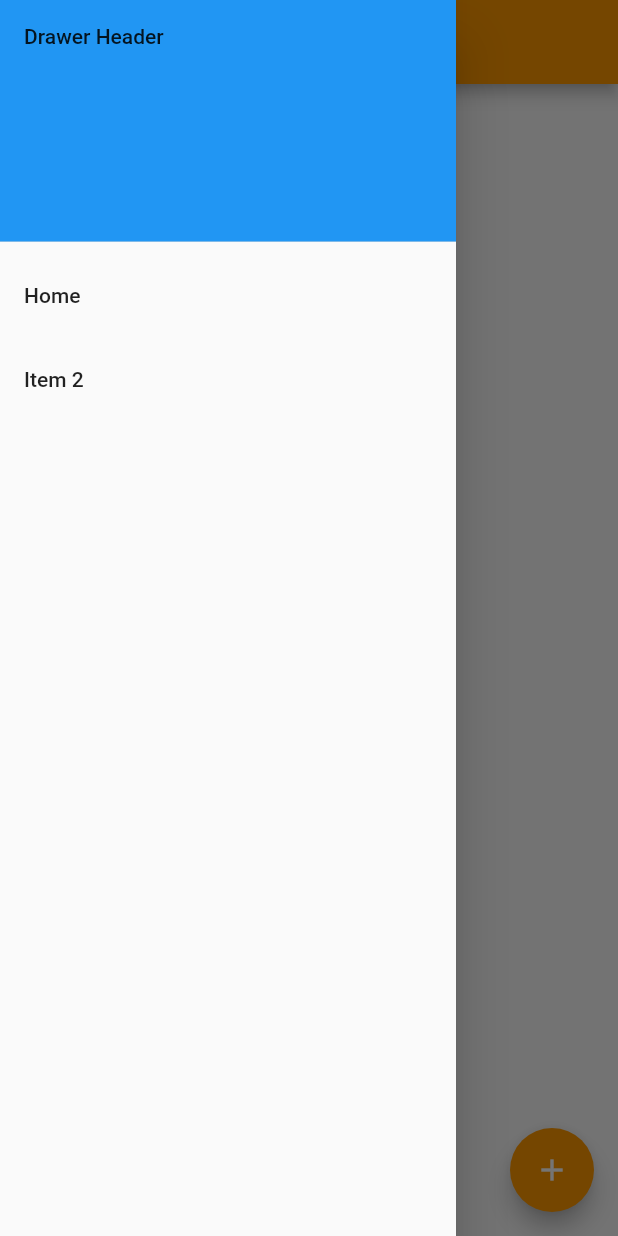
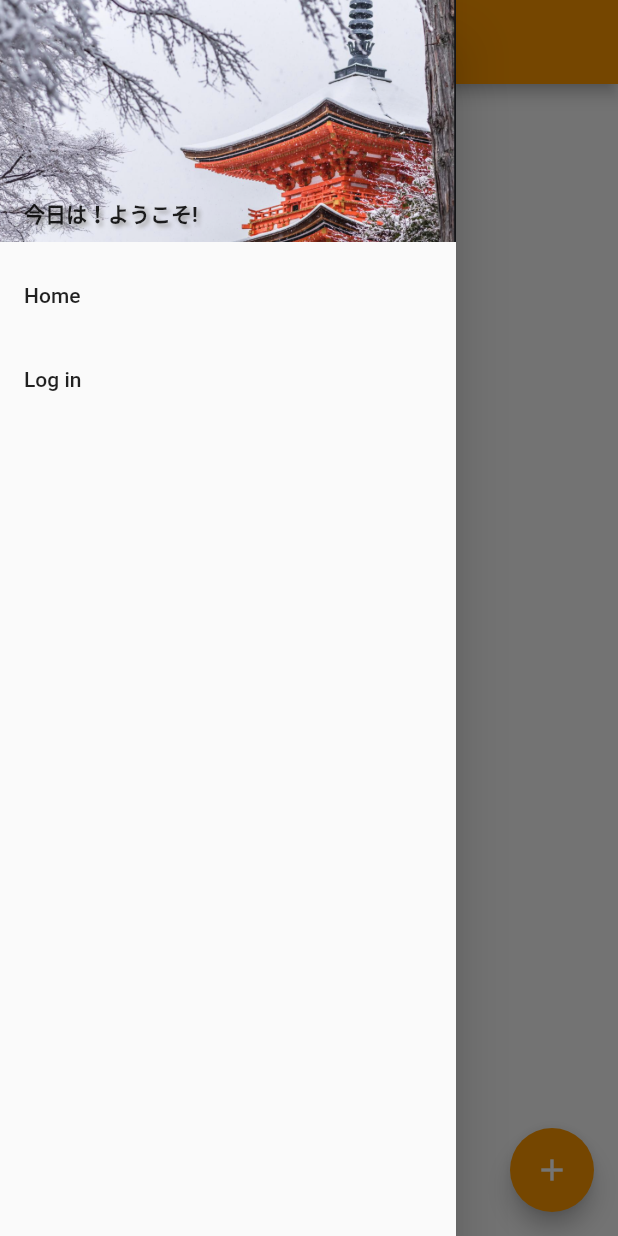
Before and after one commit to Jpec57/benkyou_app, a Flutter app: the screen it shows after launch, with the side drawer open, on a phone screen of 412 x 824 dp. Run offline on Flutter 3.47's test engine with Material 2 defaults, Android fonts, the phone set to English and light mode, and no system bars; our stand-ins replace shared_preferences; accounts and stored records are empty; network calls fail.

```diff
--- a/lib/models/Deck.dart
+++ b/lib/models/Deck.dart
@@ -4,7 +4,7 @@ import 'User.dart';
 class Deck {
   int id;
   String title;
-  String author;
+  User author;
   String description;
   List<DeckCard> cards;
   List<User> users;
@@ -12,7 +12,7 @@ class Deck {
   Deck.fromJson(Map<String, dynamic> json)
       : id = json['id'],
         title = json['title'],
-        author = json['author'],
+        author = User.fromJson(json['author']),
         description = json['description'],
         cards = decodeDeckCardJsonArray(json['cards']),
         users = decodeUserJsonArray(json['users'])
--- a/lib/widgets/MainDrawer.dart
+++ b/lib/widgets/MainDrawer.dart
@@ -1,8 +1,8 @@
+import 'package:benkyou_app/services/api/userRequests.dart';
+import 'package:benkyou_app/widgets/LoginDialog.dart';
 import 'package:flutter/cupertino.dart';
 import 'package:flutter/material.dart';
-
-import '../screens/DeckPage/DeckPage.dart';
-import '../screens/DeckPage/DeckPageArguments.dart';
+import 'package:shared_preferences/shared_preferences.dart';
 import '../screens/HomePage/HomePage.dart';
 
 class MainDrawer extends StatefulWidget{
@@ -11,6 +11,65 @@ class MainDrawer extends StatefulWidget{
 }
 
 class MainDrawerState extends State<MainDrawer>{
+  Future<bool> isUserConnected;
+
+  @override
+  void initState() {
+    super.initState();
+    isUserConnected = _isUserConnected();
+  }
+
+  Future<bool> _isUserConnected() async{
+    SharedPreferences sharedPreferences = await SharedPreferences.getInstance();
+    int userId = sharedPreferences.getInt('userId');
+    return userId != null;
+  }
+
+  Widget _renderLoginTile() {
+    return FutureBuilder(
+      future: isUserConnected,
+      builder: (BuildContext context, AsyncSnapshot<bool> snapshot) {
+        switch(snapshot.connectionState){
+          case ConnectionState.waiting:
+            return ListTile(
+              title: Text('Loading...'),
+            );
+          case ConnectionState.done:
+            if (snapshot.hasData && snapshot.data){
+              return ListTile(
+                title: Text('Log out'),
+                onTap: () async {
+                  await logoutRequest();
+                  Navigator.pop(context);
+                },
+              );
+            }
+            return ListTile(
+              title: Text('Log in'),
+              onTap: () {
+                Navigator.pop(context);
+                showDialog(
+                    context: context, builder: (BuildContext context) => LoginDialog());
+                // Update the state of the app.
+                // ...
+              },
+            );
+          default:
+            return ListTile(
+              title: Text('Log in'),
+              onTap: () {
+                Navigator.pop(context);
+                showDialog(
+                    context: context, builder: (BuildContext context) => LoginDialog());
+                // Update the state of the app.
+                // ...
+              },
+            );
+        }
+
+    });
+  }
+
   @override
   Widget build(BuildContext context) {
     return Drawer(
@@ -21,9 +80,26 @@ class MainDrawerState extends State<MainDrawer>{
         padding: EdgeInsets.zero,
         children: <Widget>[
           DrawerHeader(
-            child: Text('Drawer Header'),
+            child: Align(
+              alignment: Alignment.bottomLeft,
+                //TODO youkoso for not logged in user
+                child: Text(
+                    '今日は！ようこそ!',
+                  style: TextStyle(
+                    fontWeight: FontWeight.bold,
+                    shadows: <Shadow>[
+                      Shadow(
+                        offset: Offset(2.0, 2.0),
+                        blurRadius: 3.0,
+                        color: Colors.grey,
+                      ),
+                    ],
+                  ),
+                )),
             decoration: BoxDecoration(
-              color: Colors.blue,
+                image: DecorationImage(
+                    image: AssetImage("lib/imgs/japan.png"),
+                    fit: BoxFit.cover)
             ),
           ),
           ListTile(
@@ -35,13 +111,7 @@ class MainDrawerState extends State<MainDrawer>{
               );
             },
           ),
-          ListTile(
-            title: Text('Item 2'),
-            onTap: () {
-              // Update the state of the app.
-              // ...
-            },
-          ),
+          _renderLoginTile(),
         ],
       ),
     );
--- a/pubspec.yaml
+++ b/pubspec.yaml
@@ -20,6 +20,8 @@ dependencies:
   flutter:
     sdk: flutter
   http: ^0.12.0
+  shared_preferences: ^0.5.6
+
 
   # The following adds the Cupertino Icons font to your application.
   # Use with the CupertinoIcons class for iOS style icons.
@@ -42,8 +44,8 @@ flutter:
   uses-material-design: true
 
   # To add assets to your application, add an assets section, like this:
-  # assets:
-  #  - images/a_dot_burr.jpeg
+  assets:
+    - lib/imgs/japan.png
   #  - images/a_dot_ham.jpeg
 
   # An image asset can refer to one or more resolution-specific "variants", see
```
Also changed, not shown: lib/screens/CreateUserPage/CreateUserPage.dart (added, +27 -0 lines), lib/screens/HomePage/CreateDeckDialog.dart (added, +74 -0 lines), lib/screens/HomePage/HomePage.dart (+8 -1 lines), lib/services/api/deckRequests.dart (+7 -0 lines), lib/services/api/userRequests.dart (added, +26 -0 lines), lib/services/rest.dart (+15 -2 lines), lib/widgets/LoginDialog.dart (added, +117 -0 lines), lib/imgs/japan.png (added), pubspec.lock, 3 other files.
